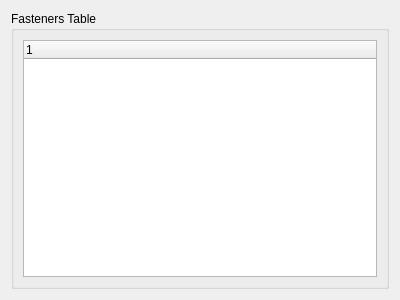
Before: the Qt Designer form src/widgets/tablewidget.ui in setvisible/fastenerpattern, drawn with Qt 5.
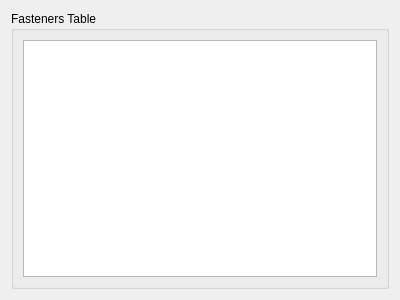
After: the same form once the commit is applied.

Commit message: refactored TableWidget, changed the tree by a simple table.

Diff of the .ui file:
```diff
--- a/src/widgets/tablewidget.ui
+++ b/src/widgets/tablewidget.ui
@@ -21,13 +21,7 @@
      </property>
      <layout class="QVBoxLayout" name="verticalLayout">
       <item>
-       <widget class="QTreeWidget" name="treeWidget">
-        <column>
-         <property name="text">
-          <string notr="true">1</string>
-         </property>
-        </column>
-       </widget>
+       <widget class="QTableWidget" name="tableWidget"/>
       </item>
      </layout>
     </widget>
```
The commit also changes 2 other files.
